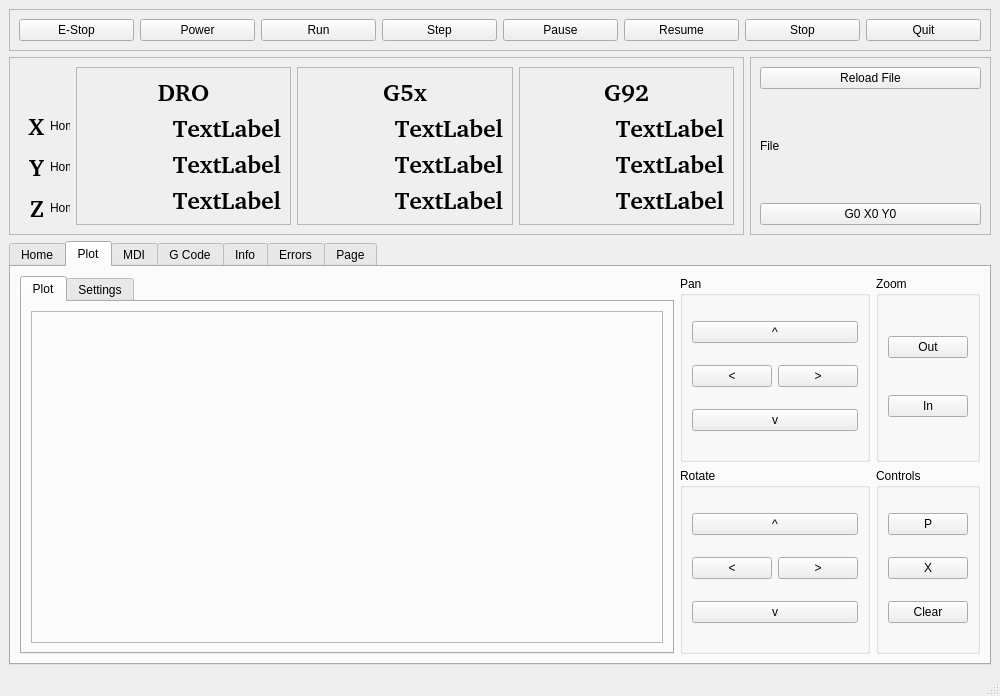
This is examples/touch/touch.ui in jethornton/flexgui as Qt 5 draws it before an edit. The edited form follows.
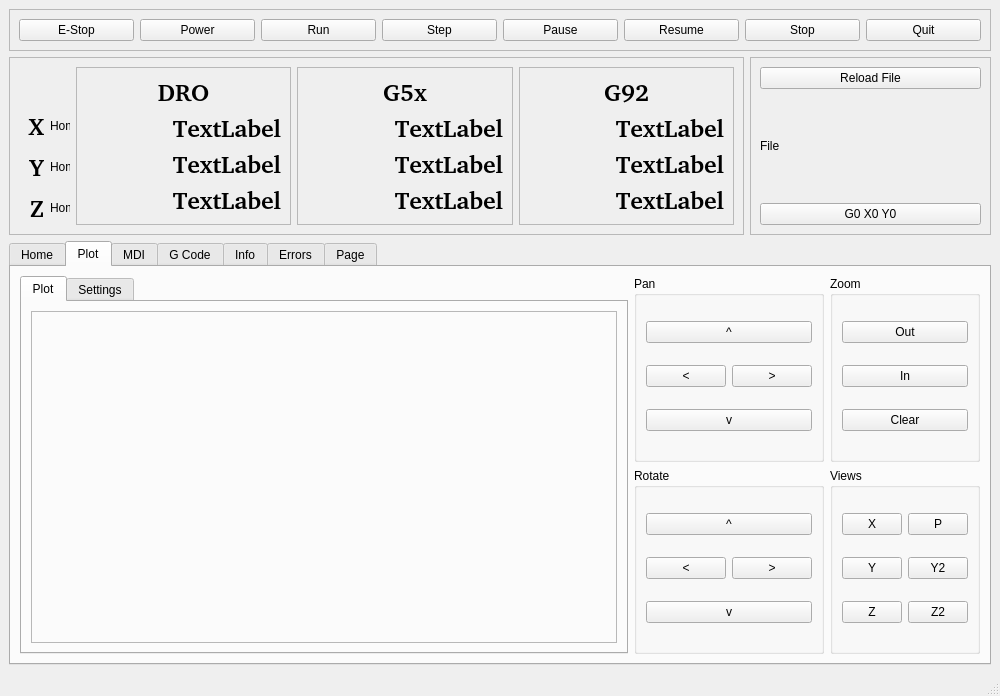
This is the edited form. The open tabs and pages were chosen to show the change.

The edit to the form file:
```diff
--- a/examples/touch/touch.ui
+++ b/examples/touch/touch.ui
@@ -675,27 +675,48 @@
            </size>
           </property>
           <property name="title">
-           <string>Controls</string>
+           <string>Views</string>
           </property>
           <layout class="QGridLayout" name="gridLayout_22">
-           <item row="0" column="1">
-            <widget class="QPushButton" name="view_p_pb">
+           <item row="3" column="1">
+            <widget class="QPushButton" name="view_z2_pb">
              <property name="text">
-              <string>P</string>
+              <string>Z2</string>
              </property>
             </widget>
            </item>
-           <item row="1" column="1">
+           <item row="2" column="1">
+            <widget class="QPushButton" name="view_y2_pb">
+             <property name="text">
+              <string>Y2</string>
+             </property>
+            </widget>
+           </item>
+           <item row="3" column="0">
+            <widget class="QPushButton" name="view_z_pb">
+             <property name="text">
+              <string>Z</string>
+             </property>
+            </widget>
+           </item>
+           <item row="2" column="0">
+            <widget class="QPushButton" name="view_y_pb">
+             <property name="text">
+              <string>Y</string>
+             </property>
+            </widget>
+           </item>
+           <item row="1" column="0">
             <widget class="QPushButton" name="view_x_pb">
              <property name="text">
               <string>X</string>
              </property>
             </widget>
            </item>
-           <item row="3" column="1">
-            <widget class="QPushButton" name="view_clear_pb">
+           <item row="1" column="1">
+            <widget class="QPushButton" name="view_p_pb">
              <property name="text">
-              <string>Clear</string>
+              <string>P</string>
              </property>
             </widget>
            </item>
@@ -722,6 +743,13 @@
              </property>
             </widget>
            </item>
+           <item row="2" column="0">
+            <widget class="QPushButton" name="view_clear_pb">
+             <property name="text">
+              <string>Clear</string>
+             </property>
+            </widget>
+           </item>
           </layout>
          </widget>
         </item>
```
